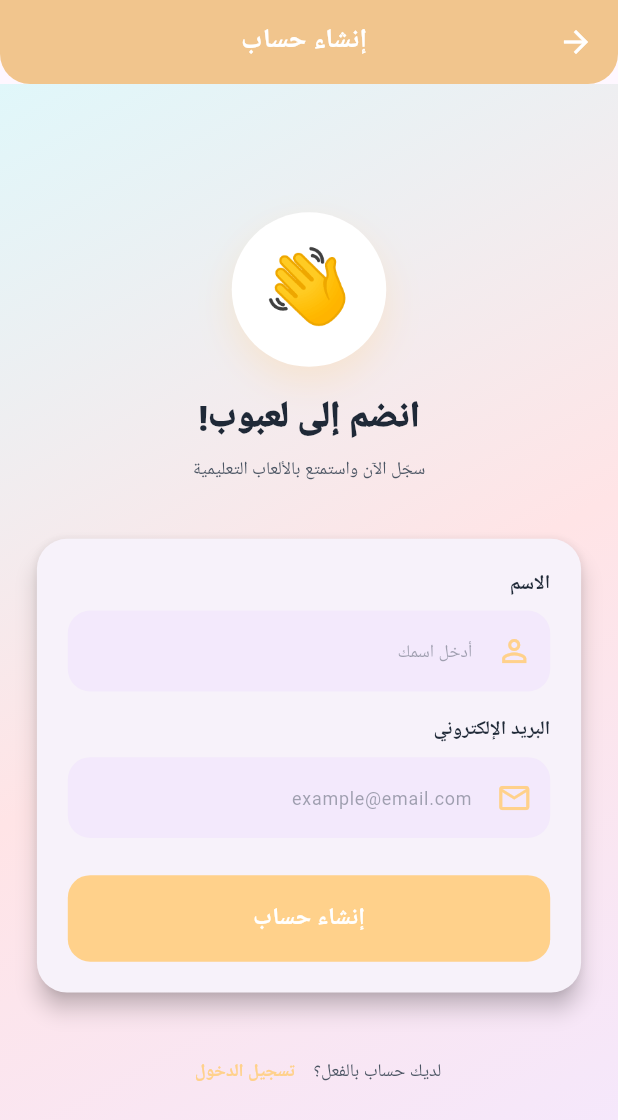
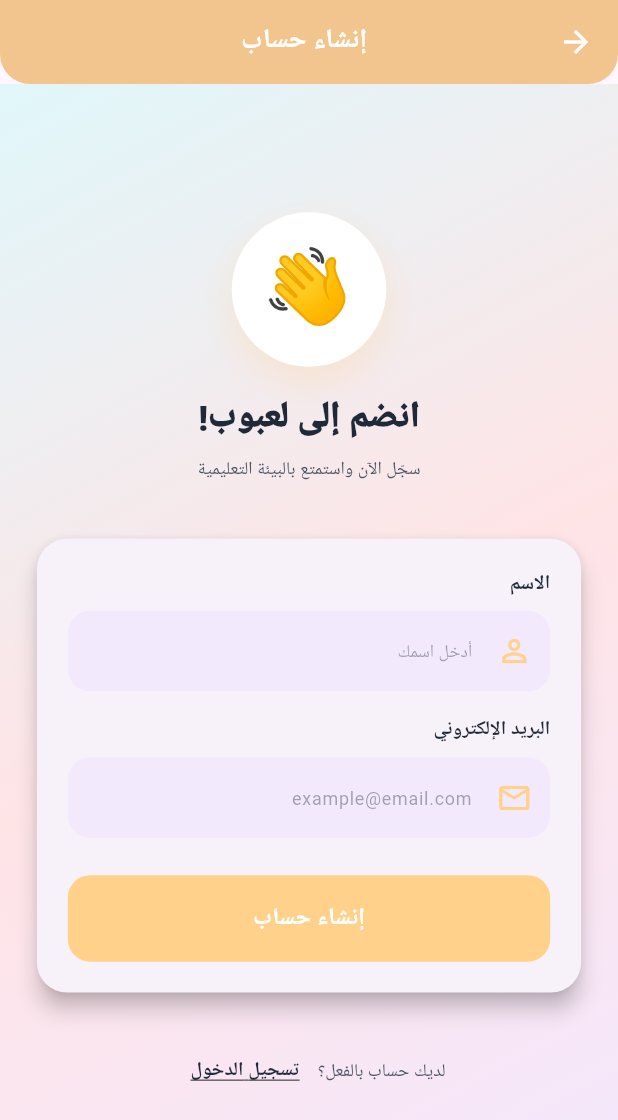
Before and after one commit to Saad0fi/la3bob, a Flutter app: the LoginScreen screen opened by its route, after a tap on "تسجيل الدخول", after a tap on "إنشاء حساب", on a phone screen of 412 x 824 dp. Shown: the top 1120 px of the screen. Run offline on Flutter 3.47's test engine with Material 3 defaults, Android fonts, the phone set to English and light mode, and no system bars; our stand-ins replace audioplayers, camera, dart_mappable, equatable, flutter_bloc, flutter_dotenv and 13 more; missing offline and left inert: babstrap_settings_screen_updated, google_mlkit_pose_detection, kiosk_mode, local_auth_android, pull_down_button; accounts and stored records are empty; generated files the repository leaves out were written again.

Commit message:
fix some problems

```diff
--- a/lib/features/auth/presentation/pages/login_screen.dart
+++ b/lib/features/auth/presentation/pages/login_screen.dart
@@ -22,9 +22,7 @@
           backgroundColor: AppColors.accent,
           elevation: 4,
           shape: const RoundedRectangleBorder(
-            borderRadius: BorderRadius.vertical(
-              bottom: Radius.circular(20),
-            ),
+            borderRadius: BorderRadius.vertical(bottom: Radius.circular(20)),
           ),
           title: Center(
             child: Text(
@@ -78,17 +76,14 @@
                             shape: BoxShape.circle,
                             boxShadow: [
                               BoxShadow(
-                                color: AppColors.primary.withOpacity(0.3),
+                                color: AppColors.primary.withValues(alpha: .3),
                                 blurRadius: 20,
                                 offset: const Offset(0, 10),
                               ),
                             ],
                           ),
                           child: Center(
-                            child: Text(
-                              '🎮',
-                              style: TextStyle(fontSize: 15.w),
-                            ),
+                            child: Text('🎮', style: TextStyle(fontSize: 15.w)),
                           ),
                         ),
 
@@ -142,13 +137,14 @@
                                   decoration: InputDecoration(
                                     hintText: 'example@email.com',
                                     hintStyle: TextStyle(
-                                      color: AppColors.textSecondary
-                                          .withOpacity(0.5),
+                                      color: AppColors.textSecondary.withValues(
+                                        alpha: .5,
+                                      ),
                                       fontSize: 12.dp,
                                     ),
                                     filled: true,
                                     fillColor: AppColors.categoryChipBackground
-                                        .withOpacity(0.3),
+                                        .withValues(alpha: .3),
                                     border: OutlineInputBorder(
                                       borderRadius: BorderRadius.circular(15),
                                       borderSide: BorderSide.none,
@@ -172,8 +168,8 @@
                                   onChanged: (value) => _email = value,
                                   validator: (value) =>
                                       value!.isEmpty || !value.contains('@')
-                                          ? 'الرجاء إدخال بريد إلكتروني صحيح'
-                                          : null,
+                                      ? 'الرجاء إدخال بريد إلكتروني صحيح'
+                                      : null,
                                 ),
 
                                 SizedBox(height: 3.h),
@@ -194,8 +190,9 @@
                                           foregroundColor: Colors.white,
                                           elevation: 0,
                                           shape: RoundedRectangleBorder(
-                                            borderRadius:
-                                                BorderRadius.circular(15),
+                                            borderRadius: BorderRadius.circular(
+                                              15,
+                                            ),
                                           ),
                                         ),
                                         child: isSubmitting
@@ -204,9 +201,9 @@
                                                 height: 6.w,
                                                 child:
                                                     const CircularProgressIndicator(
-                                                  color: Colors.white,
-                                                  strokeWidth: 3,
-                                                ),
+                                                      color: Colors.white,
+                                                      strokeWidth: 3,
+                                                    ),
                                               )
                                             : Text(
                                                 'تسجيل الدخول',
--- a/lib/features/auth/presentation/pages/signup_screen.dart
+++ b/lib/features/auth/presentation/pages/signup_screen.dart
@@ -25,9 +25,7 @@
           backgroundColor: AppColors.accent,
           elevation: 4,
           shape: const RoundedRectangleBorder(
-            borderRadius: BorderRadius.vertical(
-              bottom: Radius.circular(20),
-            ),
+            borderRadius: BorderRadius.vertical(bottom: Radius.circular(20)),
           ),
           leading: IconButton(
             icon: const Icon(Icons.arrow_back, color: Colors.white),
@@ -85,17 +83,14 @@
                             shape: BoxShape.circle,
                             boxShadow: [
                               BoxShadow(
-                                color: AppColors.primary.withOpacity(0.3),
+                                color: AppColors.primary.withValues(alpha: .3),
                                 blurRadius: 20,
                                 offset: const Offset(0, 10),
                               ),
                             ],
                           ),
                           child: Center(
-                            child: Text(
-                              '👋',
-                              style: TextStyle(fontSize: 12.w),
-                            ),
+                            child: Text('👋', style: TextStyle(fontSize: 12.w)),
                           ),
                         ),
 
@@ -113,7 +108,7 @@
                         SizedBox(height: 1.h),
 
                         Text(
-                          'سجّل الآن واستمتع بالألعاب التعليمية',
+                          'سجّل الآن واستمتع بالبيئة التعليمية',
                           style: TextStyle(
                             fontSize: 12.dp,
                             color: AppColors.textSecondary,
@@ -146,13 +141,14 @@
                                   decoration: InputDecoration(
                                     hintText: 'أدخل اسمك',
                                     hintStyle: TextStyle(
-                                      color: AppColors.textSecondary
-                                          .withOpacity(0.5),
+                                      color: AppColors.textSecondary.withValues(
+                                        alpha: .5,
+                                      ),
                                       fontSize: 12.dp,
                                     ),
                                     filled: true,
                                     fillColor: AppColors.categoryChipBackground
-                                        .withOpacity(0.3),
+                                        .withValues(alpha: .3),
                                     border: OutlineInputBorder(
                                       borderRadius: BorderRadius.circular(15),
                                       borderSide: BorderSide.none,
@@ -196,13 +192,14 @@
                                   decoration: InputDecoration(
                                     hintText: 'example@email.com',
                                     hintStyle: TextStyle(
-                                      color: AppColors.textSecondary
-                                          .withOpacity(0.5),
+                                      color: AppColors.textSecondary.withValues(
+                                        alpha: .5,
+                                      ),
                                       fontSize: 12.dp,
                                     ),
                                     filled: true,
                                     fillColor: AppColors.categoryChipBackground
-                                        .withOpacity(0.3),
+                                        .withValues(alpha: .3),
                                     border: OutlineInputBorder(
                                       borderRadius: BorderRadius.circular(15),
                                       borderSide: BorderSide.none,
@@ -248,8 +245,9 @@
                                           foregroundColor: Colors.white,
                                           elevation: 0,
                                           shape: RoundedRectangleBorder(
-                                            borderRadius:
-                                                BorderRadius.circular(15),
+                                            borderRadius: BorderRadius.circular(
+                                              15,
+                                            ),
                                           ),
                                         ),
                                         child: isSubmitting
@@ -295,9 +293,10 @@
                               child: Text(
                                 'تسجيل الدخول',
                                 style: TextStyle(
-                                  color: AppColors.accent,
+                                  color: AppColors.textPrimary,
                                   fontWeight: FontWeight.bold,
-                                  fontSize: 12.dp,
+                                  fontSize: 13.dp,
+                                  decoration: TextDecoration.underline,
                                 ),
                               ),
                             ),
```
Also changed, not shown: lib/features/auth/presentation/pages/verification_screen.dart (+11 -16 lines), lib/features/videos/presentation/screens/video_home_screen.dart (+8 -9 lines). Lines whose indentation alone changed are shown as unchanged.
